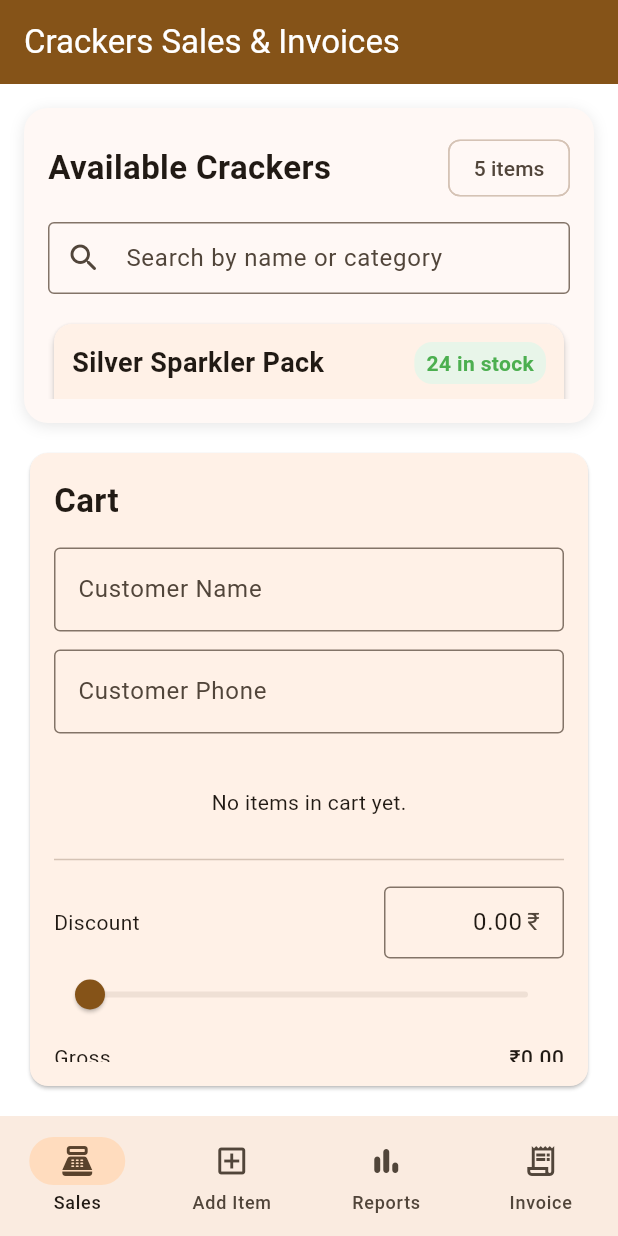
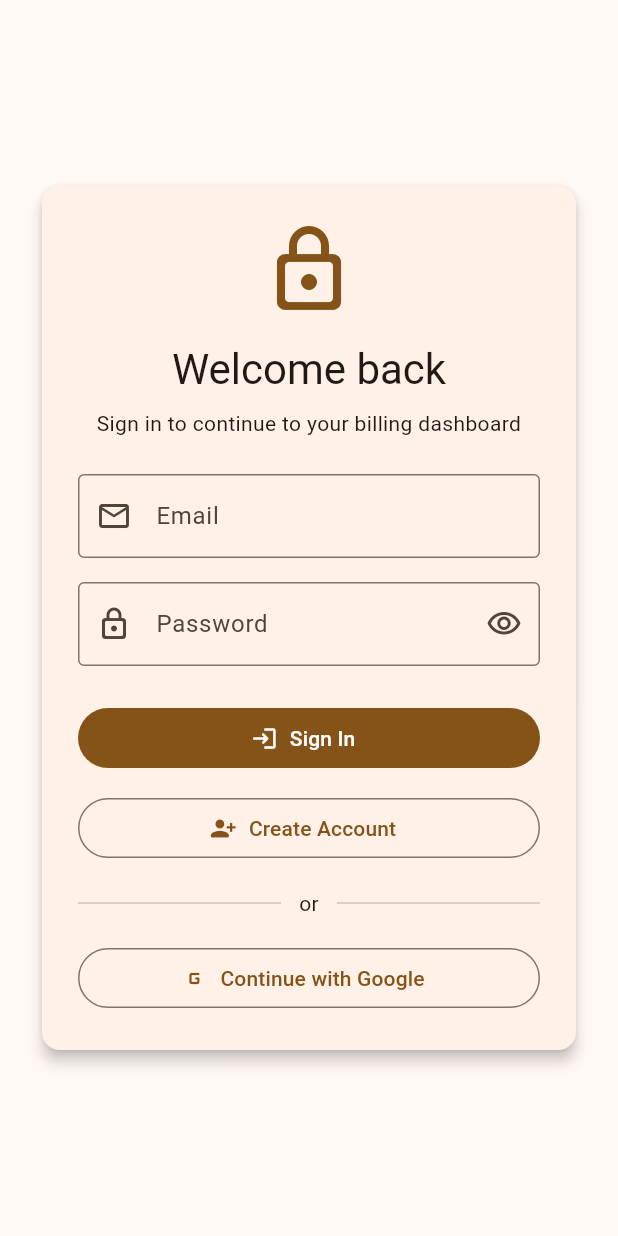
Before and after one commit to Ravikishore3679/crackers_billing, a Flutter app: the screen it shows after launch, on a phone screen of 412 x 824 dp. Run offline on Flutter 3.47's test engine with Material 3 defaults, Android fonts, the light colour scheme and no system bars; our stand-ins replace firebase_auth, firebase_core, google_sign_in, pdf, printing, share_plus; accounts and stored records are empty.

Commit message:
Adding firebase

```diff
--- /dev/null
+++ b/lib/services/auth_service.dart
@@ -0,0 +1,35 @@
+import 'package:firebase_auth/firebase_auth.dart';
+
+class AuthService {
+  AuthService._();
+
+  static final AuthService instance = AuthService._();
+
+  final FirebaseAuth _auth = FirebaseAuth.instance;
+
+  User? get currentUser => _auth.currentUser;
+
+  Stream<User?> authStateChanges() => _auth.authStateChanges();
+
+  Future<UserCredential> signInWithEmailAndPassword({
+    required String email,
+    required String password,
+  }) async {
+    return _auth.signInWithEmailAndPassword(
+      email: email.trim(),
+      password: password.trim(),
+    );
+  }
+
+  Future<UserCredential> createUserWithEmailAndPassword({
+    required String email,
+    required String password,
+  }) async {
+    return _auth.createUserWithEmailAndPassword(
+      email: email.trim(),
+      password: password.trim(),
+    );
+  }
+
+  Future<void> signOut() => _auth.signOut();
+}
--- /dev/null
+++ b/lib/views/auth_gate.dart
@@ -0,0 +1,71 @@
+import 'package:firebase_auth/firebase_auth.dart';
+import 'package:firebase_core/firebase_core.dart';
+import 'package:flutter/material.dart';
+
+import 'app_shell.dart';
+import 'sign_in_screen.dart';
+
+class AuthGate extends StatelessWidget {
+  const AuthGate({super.key});
+
+  @override
+  Widget build(BuildContext context) {
+    final firebaseReady = Firebase.apps.isNotEmpty;
+
+    if (!firebaseReady) {
+      return const _FirebaseNotConfiguredScreen();
+    }
+
+    return StreamBuilder<User?>(
+      stream: FirebaseAuth.instance.authStateChanges(),
+      builder: (context, snapshot) {
+        if (snapshot.connectionState == ConnectionState.waiting) {
+          return const Scaffold(
+            body: Center(
+              child: CircularProgressIndicator(),
+            ),
+          );
+        }
+
+        if (snapshot.hasData && snapshot.data != null) {
+          return const AppShell();
+        }
+
+        return const SignInScreen();
+      },
+    );
+  }
+}
+
+class _FirebaseNotConfiguredScreen extends StatelessWidget {
+  const _FirebaseNotConfiguredScreen();
+
+  @override
+  Widget build(BuildContext context) {
+    return Scaffold(
+      body: Center(
+        child: Padding(
+          padding: const EdgeInsets.all(24),
+          child: Column(
+            mainAxisSize: MainAxisSize.min,
+            children: [
+              const Icon(Icons.warning_amber_rounded, size: 64, color: Colors.orange),
+              const SizedBox(height: 16),
+              Text(
+                'Firebase is not configured yet',
+                textAlign: TextAlign.center,
+                style: Theme.of(context).textTheme.headlineSmall,
+              ),
+              const SizedBox(height: 12),
+              Text(
+                'Add your Firebase project config (google-services.json or firebase_options.dart) to enable authentication.',
+                textAlign: TextAlign.center,
+                style: Theme.of(context).textTheme.bodyLarge,
+              ),
+            ],
+          ),
+        ),
+      ),
+    );
+  }
+}
--- /dev/null
+++ b/lib/views/sign_in_screen.dart
@@ -0,0 +1,256 @@
+import 'package:firebase_auth/firebase_auth.dart';
+import 'package:flutter/material.dart';
+import 'package:google_sign_in/google_sign_in.dart';
+
+class SignInScreen extends StatefulWidget {
+  const SignInScreen({super.key});
+
+  @override
+  State<SignInScreen> createState() => _SignInScreenState();
+}
+
+class _SignInScreenState extends State<SignInScreen> {
+  final _formKey = GlobalKey<FormState>();
+  final _emailController = TextEditingController();
+  final _passwordController = TextEditingController();
+
+  bool _isLoading = false;
+  bool _obscurePassword = true;
+
+  Future<void> _submit({required bool createAccount}) async {
+    if (!_formKey.currentState!.validate()) {
+      return;
+    }
+
+    setState(() => _isLoading = true);
+
+    try {
+      if (createAccount) {
+        await FirebaseAuth.instance.createUserWithEmailAndPassword(
+          email: _emailController.text.trim(),
+          password: _passwordController.text.trim(),
+        );
+      } else {
+        await FirebaseAuth.instance.signInWithEmailAndPassword(
+          email: _emailController.text.trim(),
+          password: _passwordController.text.trim(),
+        );
+      }
+    } on FirebaseAuthException catch (error) {
+      if (!mounted) return;
+      ScaffoldMessenger.of(context).showSnackBar(
+        SnackBar(
+          content: Text(_errorMessageFromCode(error.code)),
+          backgroundColor: Colors.red,
+        ),
+      );
+    } catch (error) {
+      if (!mounted) return;
+      ScaffoldMessenger.of(context).showSnackBar(
+        SnackBar(
+          content: Text(error.toString()),
+          backgroundColor: Colors.red,
+        ),
+      );
+    } finally {
+      if (mounted) {
+        setState(() => _isLoading = false);
+      }
+    }
+  }
+
+  Future<void> _signInWithGoogle() async {
+    setState(() => _isLoading = true);
+
+    try {
+      final googleAccount = await GoogleSignIn.instance.authenticate();
+      final googleAuth = googleAccount.authentication;
+      final credential = GoogleAuthProvider.credential(
+        idToken: googleAuth.idToken,
+      );
+
+      await FirebaseAuth.instance.signInWithCredential(credential);
+    } on FirebaseAuthException catch (error) {
+      if (!mounted) return;
+      ScaffoldMessenger.of(context).showSnackBar(
+        SnackBar(
+          content: Text(_errorMessageFromCode(error.code)),
+          backgroundColor: Colors.red,
+        ),
+      );
+    } catch (error) {
+      if (!mounted) return;
+      ScaffoldMessenger.of(context).showSnackBar(
+        SnackBar(
+          content: Text('Google sign-in failed: $error'),
+          backgroundColor: Colors.red,
+        ),
+      );
+    } finally {
+      if (mounted) {
+        setState(() => _isLoading = false);
+      }
+    }
+  }
+
+  String _errorMessageFromCode(String code) {
+    switch (code) {
+      case 'invalid-email':
+        return 'The email address is not valid.';
+      case 'user-disabled':
+        return 'This account has been disabled.';
+      case 'user-not-found':
+        return 'No account was found for this email.';
+      case 'wrong-password':
+        return 'The password is incorrect.';
+      case 'email-already-in-use':
+        return 'An account already exists for this email.';
+      case 'weak-password':
+        return 'Use a stronger password with at least 6 characters.';
+      default:
+        return 'Authentication failed. Please try again.';
+    }
+  }
+
+  @override
+  void dispose() {
+    _emailController.dispose();
+    _passwordController.dispose();
+    super.dispose();
+  }
+
+  @override
+  Widget build(BuildContext context) {
+    final colorScheme = Theme.of(context).colorScheme;
+
+    return Scaffold(
+      body: SafeArea(
+        child: Center(
+          child: SingleChildScrollView(
+            padding: const EdgeInsets.all(24),
+            child: ConstrainedBox(
+              constraints: const BoxConstraints(maxWidth: 420),
+              child: Card(
+                elevation: 4,
+                child: Padding(
+                  padding: const EdgeInsets.all(24),
+                  child: Form(
+                    key: _formKey,
+                    child: Column(
+                      mainAxisSize: MainAxisSize.min,
+                      crossAxisAlignment: CrossAxisAlignment.stretch,
+                      children: [
+                        Icon(
+                          Icons.lock_outline_rounded,
+                          size: 64,
+                          color: colorScheme.primary,
+                        ),
+                        const SizedBox(height: 16),
+                        Text(
+                          'Welcome back',
+                          textAlign: TextAlign.center,
+                          style: Theme.of(context).textTheme.headlineMedium,
+                        ),
+                        const SizedBox(height: 8),
+                        Text(
+                          'Sign in to continue to your billing dashboard',
+                          textAlign: TextAlign.center,
+                          style: Theme.of(context).textTheme.bodyMedium,
+                        ),
+                        const SizedBox(height: 24),
+                        TextFormField(
+                          controller: _emailController,
+                          keyboardType: TextInputType.emailAddress,
+                          autofillHints: const [AutofillHints.email],
+                          validator: (value) {
+                            if (value == null || value.trim().isEmpty) {
+                              return 'Please enter your email';
+                            }
+                            if (!value.contains('@')) {
+                              return 'Please enter a valid email';
+                            }
+                            return null;
+                          },
+                          decoration: const InputDecoration(
+                            labelText: 'Email',
+                            border: OutlineInputBorder(),
+                            prefixIcon: Icon(Icons.email_outlined),
+                          ),
+                        ),
+                        const SizedBox(height: 16),
+                        TextFormField(
+                          controller: _passwordController,
+                          obscureText: _obscurePassword,
+                          autofillHints: const [AutofillHints.password],
+                          validator: (value) {
+                            if (value == null || value.trim().isEmpty) {
+                              return 'Please enter your password';
+                            }
+                            if (value.trim().length < 6) {
+                              return 'Password must be at least 6 characters';
+                            }
+                            return null;
+                          },
+                          decoration: InputDecoration(
+                            labelText: 'Password',
+                            border: const OutlineInputBorder(),
+                            prefixIcon: const Icon(Icons.lock_outline_rounded),
+                            suffixIcon: IconButton(
+                              onPressed: () {
+                                setState(() => _obscurePassword = !_obscurePassword);
+                              },
+                              icon: Icon(
+                                _obscurePassword
+                                    ? Icons.visibility_outlined
+                                    : Icons.visibility_off_outlined,
+                              ),
+                            ),
+                          ),
+                        ),
+                        const SizedBox(height: 24),
+                        FilledButton.icon(
+                          onPressed: _isLoading ? null : () => _submit(createAccount: false),
+                          icon: _isLoading
+                              ? const SizedBox(
+                                  width: 16,
+                                  height: 16,
+                                  child: CircularProgressIndicator(strokeWidth: 2),
+                                )
+                              : const Icon(Icons.login_rounded),
+                          label: const Text('Sign In'),
+                        ),
+                        const SizedBox(height: 12),
+                        OutlinedButton.icon(
+                          onPressed: _isLoading ? null : () => _submit(createAccount: true),
+                          icon: const Icon(Icons.person_add_alt_1_rounded),
+                          label: const Text('Create Account'),
+                        ),
+                        const SizedBox(height: 16),
+                        const Row(
+                          children: [
+                            Expanded(child: Divider()),
+                            Padding(
+                              padding: EdgeInsets.symmetric(horizontal: 12),
+                              child: Text('or'),
+                            ),
+                            Expanded(child: Divider()),
+                          ],
+                        ),
+                        const SizedBox(height: 16),
+                        OutlinedButton.icon(
+                          onPressed: _isLoading ? null : _signInWithGoogle,
+                          icon: const Icon(Icons.g_mobiledata_rounded),
+                          label: const Text('Continue with Google'),
+                        ),
+                      ],
+                    ),
+                  ),
+                ),
+              ),
+            ),
+          ),
+        ),
+      ),
+    );
+  }
+}
--- a/pubspec.yaml
+++ b/pubspec.yaml
@@ -38,6 +38,9 @@ dependencies:
   printing: ^5.13.1
   provider: ^6.1.2
   share_plus: ^11.0.0
+  firebase_core: ^4.15.0
+  firebase_auth: ^6.7.0
+  google_sign_in: ^7.2.0
 
 dev_dependencies:
   flutter_test:
```
Also changed, not shown: lib/main.dart (+39 -3 lines), lib/views/app_shell.dart (+10 -0 lines), firebase.json (added), lib/firebase_options.dart (added), pubspec.lock, 14 other files.
